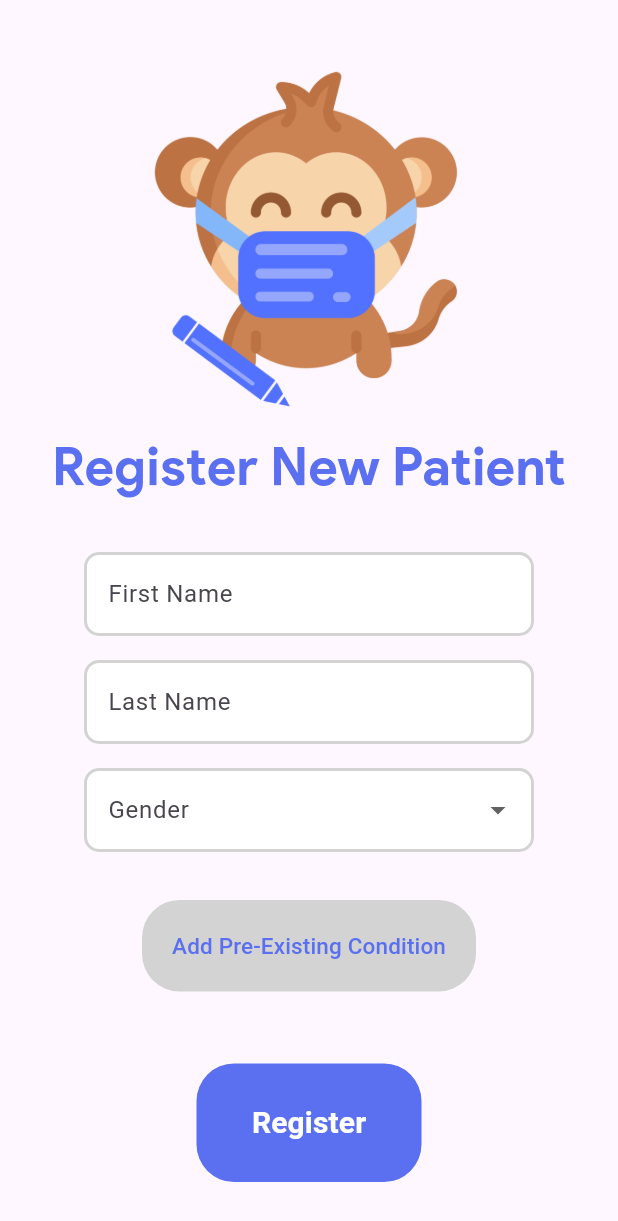
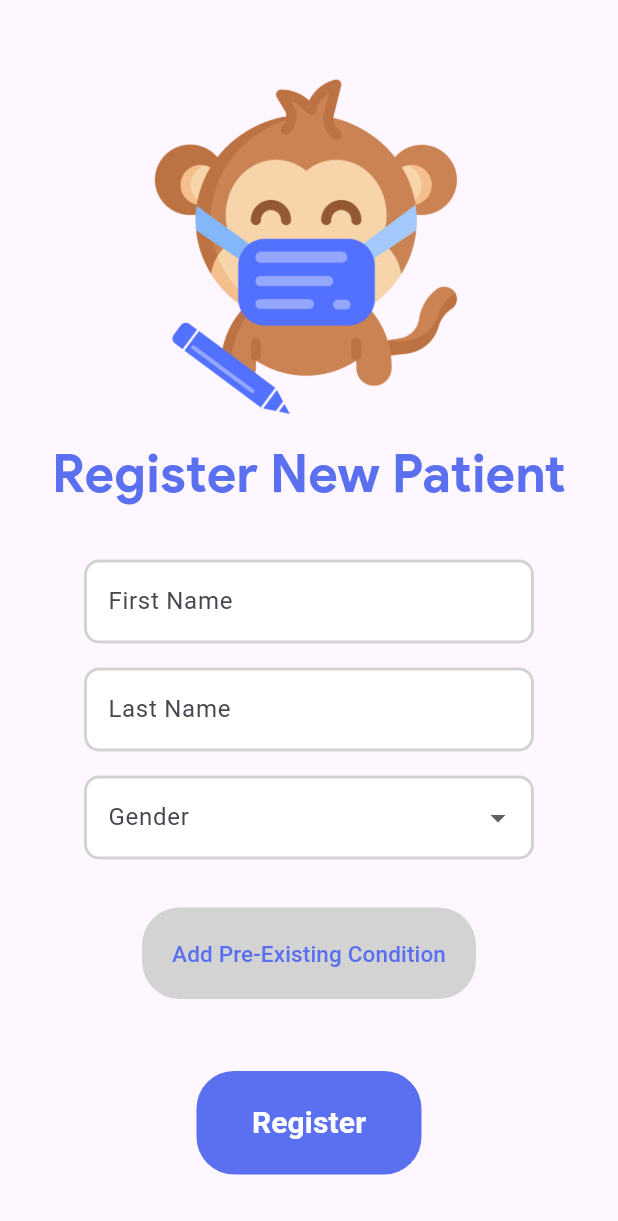
Before and after one commit to rahulg221/skribemonkey, a Flutter app: the NewPatientScreen widget shown alone on an empty page, opened directly, on a phone screen of 412 x 824 dp. Shown: the top 1221 px of the screen. Run offline on Flutter 3.47's test engine with Material 3 defaults, Android fonts, the phone set to English and light mode, and no system bars.

Commit message:
second pull

```diff
--- a/lib/screens/new_patient_screen.dart
+++ b/lib/screens/new_patient_screen.dart
@@ -242,7 +242,7 @@ class _NewPatientScreenState extends State<NewPatientScreen> {
                   // Placeholder for sign-up action
                 },
                 color: Palette.primaryColor,
-                padding: const EdgeInsets.all(25),
+                padding: const EdgeInsets.all(20),
                 shape: RoundedRectangleBorder(
                   borderRadius: BorderRadius.circular(25),
                 ),
```
